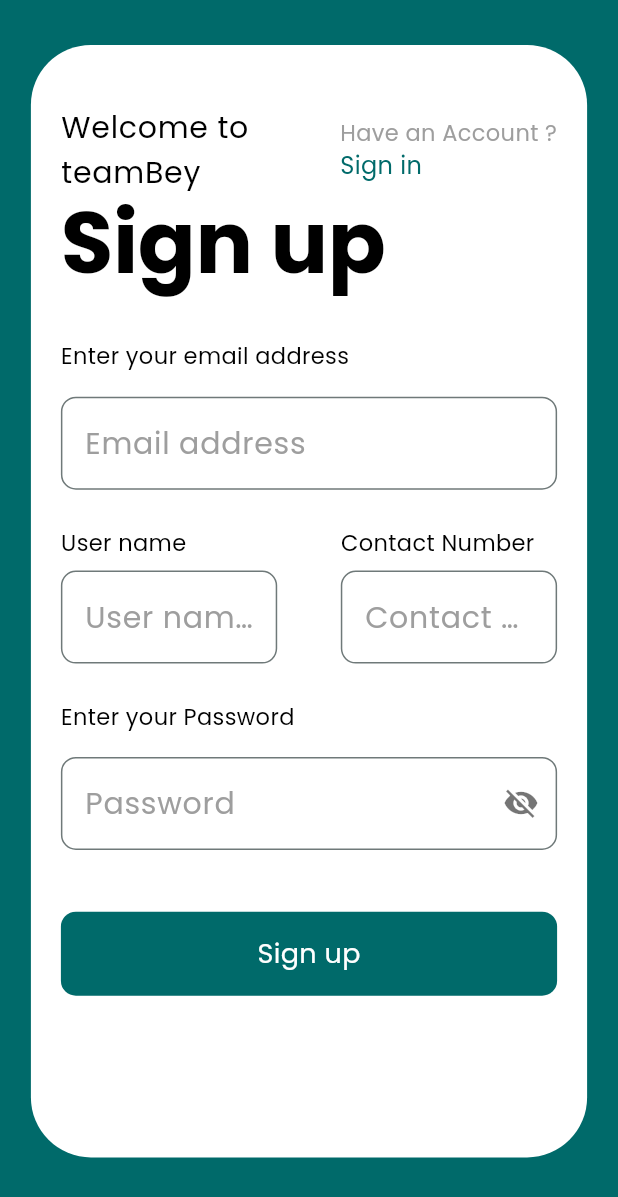
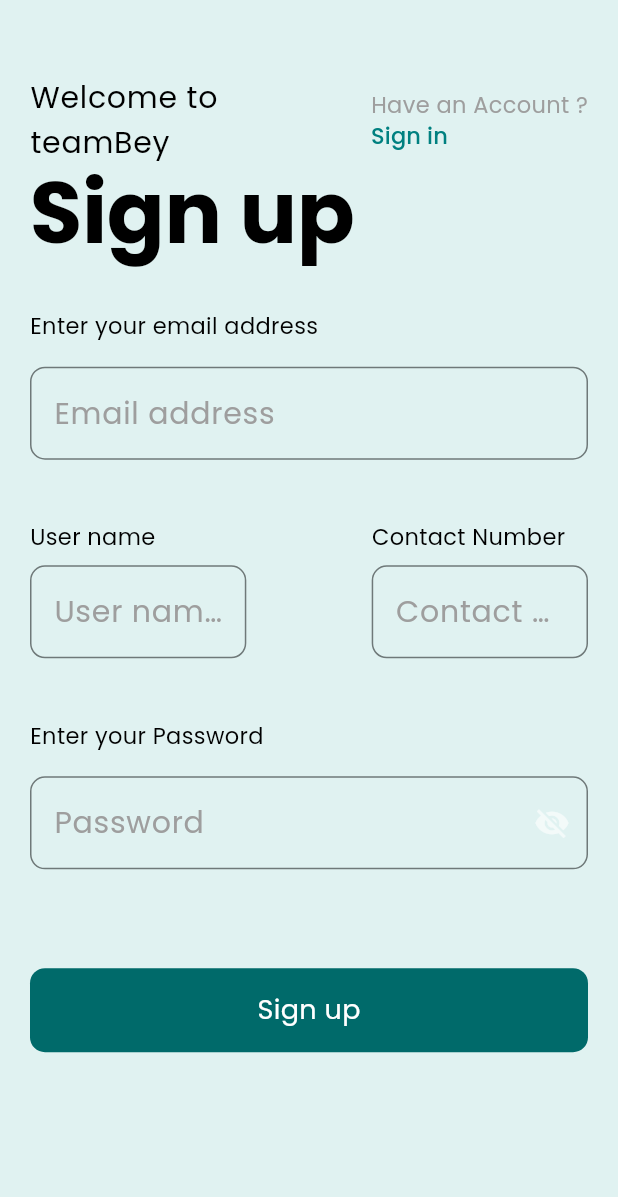
Before and after one commit to TeamBey/teamBey, a Flutter app: the screen it shows after launch, after a tap on "Sign up", on a phone screen of 412 x 824 dp. Shown: the top 1197 px of the screen. Run offline on Flutter 3.47's test engine with Material 3 defaults, Android fonts, the phone set to English and light mode, and no system bars; our stand-ins replace google_fonts.

Commit message:
Theme fixes and Colors settings

```diff
--- a/mobile/lib/components/error_pop_up.dart
+++ b/mobile/lib/components/error_pop_up.dart
@@ -1,7 +1,7 @@
 import 'package:flutter/material.dart';
 
 void showSnackBar(BuildContext context, String content) {
-  final theme = Theme.of(context).colorScheme.secondary == Colors.white;
+  final theme = Theme.of(context).primaryColor == Colors.white;
   final snackBar = SnackBar(
     content: Text(content),
     backgroundColor: theme ? Colors.black54 : Colors.white30,
--- a/mobile/lib/components/sign_in_up_components/buttons.dart
+++ b/mobile/lib/components/sign_in_up_components/buttons.dart
@@ -13,7 +13,7 @@
           horizontal: 10,
         ),
         decoration: BoxDecoration(
-          color: Theme.of(context).colorScheme.onPrimary,
+          color: Theme.of(context).colorScheme.onSecondary,
           borderRadius: BorderRadius.circular(10),
         ),
         child: Row(
@@ -50,7 +50,7 @@
             horizontal: 10,
           ),
           decoration: BoxDecoration(
-          color: Theme.of(context).colorScheme.onSecondary,
+          color: Theme.of(context).colorScheme.onBackground,
           borderRadius: BorderRadius.circular(10),
         ),
         child: Image.asset(
@@ -67,7 +67,7 @@
 
   @override
   Widget build(BuildContext context) {
-    final theme = Theme.of(context).colorScheme.secondary;
+    final theme = Theme.of(context).primaryColor;
     return GestureDetector(
       onTap: (){},
       child: Container(
@@ -76,12 +76,12 @@
             horizontal: 8,
           ),
           decoration: BoxDecoration(
-            color: Theme.of(context).colorScheme.onSecondary,
+            color: Theme.of(context).colorScheme.onBackground,
             borderRadius: BorderRadius.circular(10),
           ),
           child: Icon(
             Icons.apple_rounded,
-            color: theme == Colors.white ? Colors.black : Colors.white,
+            color: theme == Colors.white ? Colors.black54 : Colors.white,
           )
       ),
     );
--- a/mobile/lib/components/sign_in_up_components/welcome_widget.dart
+++ b/mobile/lib/components/sign_in_up_components/welcome_widget.dart
@@ -42,12 +42,7 @@
                     },
                     child: Padding(
                       padding: EdgeInsets.zero,
-                      child: TextWidget(
-                        content: "Sign up",
-                        color: Theme.of(context).colorScheme.primary,
-                        size: 16,
-                        bold: false,
-                      ),
+                      child: Text("Sign up",style: _textTheme.labelLarge,),
                     ),
                   )
 
@@ -69,12 +64,7 @@
                     },
                     child: Padding(
                       padding: EdgeInsets.zero,
-                      child: TextWidget(
-                        content: "Sign in",
-                        color: Theme.of(context).colorScheme.primary,
-                        size: 16,
-                        bold: false,
-                      ),
+                      child: Text("Sign in",style: _textTheme.labelLarge,),
                     ),
                   )
 
--- a/mobile/lib/pages/sign_in_page.dart
+++ b/mobile/lib/pages/sign_in_page.dart
@@ -24,31 +24,21 @@
     double screenHeight = MediaQuery.of(context).size.height;
     double screenWidth = MediaQuery.of(context).size.width;
     return Scaffold(
-      backgroundColor: Theme.of(context).colorScheme.primary,
+      backgroundColor: Theme.of(context).colorScheme.background,
       body: SingleChildScrollView(
         scrollDirection: Axis.vertical,
         padding: const EdgeInsets.symmetric(vertical: 30,horizontal: 20),
         child: Center(
-          child: Container(
-            width: screenWidth * 0.9,
-            height: screenHeight * 0.9,
-            decoration: BoxDecoration(
-              color: Theme.of(context).colorScheme.secondary,
-              borderRadius: BorderRadius.circular(40)
-            ),
-            padding: const EdgeInsets.all(20),
-            child: SingleChildScrollView(
-              scrollDirection: Axis.vertical,
               child: Column(
                 crossAxisAlignment: CrossAxisAlignment.start,
                 children: [
                   welcomeWidget(context,"in"),
                   Padding(
-                    padding: EdgeInsets.only(bottom: screenHeight * 0.04),
+                    padding: EdgeInsets.only(bottom: screenHeight * 0.07),
                     child: Text("Sign in",style: _textTheme.displayLarge,),
                   ),
                   Padding(
-                    padding: EdgeInsets.only(bottom: screenHeight * 0.03),
+                    padding: EdgeInsets.only(bottom: screenHeight * 0.05),
                     child: Row(
                       mainAxisAlignment: MainAxisAlignment.spaceEvenly,
                       children: [
@@ -64,7 +54,7 @@
                   ),
 
                   Padding(
-                    padding: EdgeInsets.only(top: screenHeight * 0.02, bottom: screenHeight * 0.03),
+                    padding: EdgeInsets.only(top: screenHeight * 0.02, bottom: screenHeight * 0.04),
                     child: TextFieldWidget(
                       hint: "Username or email address",
                       controller: _emailController,
@@ -90,17 +80,12 @@
                           padding: EdgeInsets.zero,
                         ),
                         onPressed: (){},
-                        child: TextWidget(
-                          content: "Forgot Password",
-                          color: Theme.of(context).colorScheme.primary,
-                          size: 14,
-                          bold: false,
-                        ),
+                        child: Text("Forgot Password",style: _textTheme.labelLarge,),
                       ),
                     ),
                   ),
                   Padding(
-                    padding: EdgeInsets.symmetric(vertical: screenHeight * 0.03),
+                    padding: EdgeInsets.symmetric(vertical: screenHeight * 0.04),
                     child: MainButtonWidget(
                       content:"Sign in",
                       onPressed: (){
@@ -113,8 +98,6 @@
               ),
             ),
           ),
-        ),
-      ),
-    );
+        );
   }
 }
--- a/mobile/lib/pages/sign_up_page.dart
+++ b/mobile/lib/pages/sign_up_page.dart
@@ -25,21 +25,10 @@
     double screenHeight = MediaQuery.of(context).size.height;
     double screenWidth = MediaQuery.of(context).size.width;
     return Scaffold(
-      backgroundColor: Theme.of(context).colorScheme.primary,
+      backgroundColor: Theme.of(context).colorScheme.background,
       body: SingleChildScrollView(
         scrollDirection: Axis.vertical,
         padding: const EdgeInsets.symmetric(vertical: 30,horizontal: 20),
-        child: Center(
-          child: Container(
-            width: screenWidth * 0.9,
-            height: screenHeight * 0.9,
-            decoration: BoxDecoration(
-                color: Theme.of(context).colorScheme.secondary,
-                borderRadius: BorderRadius.circular(40)
-            ),
-            padding: const EdgeInsets.all(20),
-            child: SingleChildScrollView(
-              scrollDirection: Axis.vertical,
               child: Column(
                 crossAxisAlignment: CrossAxisAlignment.start,
                 children: [
@@ -53,7 +42,7 @@
                     style: _textTheme.bodyMedium,
                   ),
                   Padding(
-                    padding: EdgeInsets.only(top: screenHeight * 0.02, bottom: screenHeight * 0.03),
+                    padding: EdgeInsets.only(top: screenHeight * 0.02, bottom: screenHeight * 0.05),
                     child: TextFieldWidget(
                       hint: "Email address",
                       controller: _emailController,
@@ -70,7 +59,7 @@
                             style: _textTheme.bodyMedium,
                           ),
                           Container(
-                            padding: EdgeInsets.only(top: screenHeight * 0.01, bottom: screenHeight * 0.03),
+                            padding: EdgeInsets.only(top: screenHeight * 0.01, bottom: screenHeight * 0.05),
                             width: MediaQuery.of(context).size.width * 0.35,
                             child: TextFieldWidget(
                               hint: "User name",
@@ -87,7 +76,7 @@
                             style: _textTheme.bodyMedium,
                           ),
                           Container(
-                            padding: EdgeInsets.only(top: screenHeight * 0.01, bottom: screenHeight * 0.03),
+                            padding: EdgeInsets.only(top: screenHeight * 0.01, bottom: screenHeight * 0.05),
                             width: MediaQuery.of(context).size.width * 0.35,
                             child: TextFieldWidget(
                               hint: "Contact Number",
@@ -103,7 +92,7 @@
                     style: _textTheme.bodyMedium,
                   ),
                   Padding(
-                    padding: EdgeInsets.only(top: screenHeight * 0.02, bottom: screenHeight * 0.05),
+                    padding: EdgeInsets.only(top: screenHeight * 0.02, bottom: screenHeight * 0.08),
                     child: PasswordTextFieldWidget(
                       hint: "Password",
                       controller: _passController,
@@ -119,9 +108,6 @@
                 ],
               ),
             ),
-          ),
-        ),
-      ),
-    );
+          );
   }
 }
--- a/mobile/lib/theme/themes_contants.dart
+++ b/mobile/lib/theme/themes_contants.dart
@@ -2,49 +2,63 @@
 import 'package:google_fonts/google_fonts.dart';
 
 ThemeData lightTheme = ThemeData(
+  primaryColor: Colors.white,
   colorScheme: ColorScheme.fromSeed(
-    seedColor: const Color.fromRGBO(0,128,128,255),
-    onPrimary: Color(0xfffff4e3),
-    secondary: Colors.white,
-    onSecondary: Color(0xffdbdbdb),
+    seedColor: const Color(0xff008080),
+    onPrimary: Color(0xff009688),
+    secondary: Color(0xffFFE082),
+    onSecondary: Color(0xfffff8E1),
+    onBackground: Color(0xffE0E0E0),
+    background: Color(0xffE0F2F1),
   ),
   fontFamily: GoogleFonts.poppins().fontFamily,
   textTheme: const TextTheme(
     bodyLarge: TextStyle(
       fontSize: 20,
-      color: Colors.black
+      color: Colors.black,
     ),
     bodyMedium: TextStyle(
+      fontSize: 15,
       color: Colors.black,
-      fontSize: 15,
     ),
     displayLarge: TextStyle(
+      fontWeight: FontWeight.bold,
       color: Colors.black,
-      fontWeight: FontWeight.bold,
     ),
+      labelLarge: TextStyle(
+        fontSize: 15,
+        color: Color(0xff008080),
+      )
   ),
 );
 
 ThemeData darkTheme = ThemeData(
+  primaryColor: Colors.black,
   colorScheme: ColorScheme.fromSeed(
-      seedColor: const Color.fromRGBO(0,128,128,255),
-      onPrimary: Color(0xfffff4e3),
-      secondary: Colors.black54,
-      onSecondary: Colors.grey[600],
+      seedColor: const Color(0xff008080),
+      onPrimary: Color(0xff009688),
+    secondary: Color(0xffFFE082),
+    onSecondary: Color(0xfffff8E1),
+      onBackground: Color(0xff757575),
+      background: Color(0xff424242),
   ),
   fontFamily: GoogleFonts.poppins().fontFamily,
   textTheme: const TextTheme(
     displayLarge: TextStyle(
+      fontWeight: FontWeight.bold,
       color: Colors.white,
-      fontWeight: FontWeight.bold,
     ),
     bodyLarge: TextStyle(
         fontSize: 20,
-        color: Colors.white
+      color: Colors.white,
     ),
     bodyMedium: TextStyle(
+      fontSize: 15,
       color: Colors.white,
+    ),
+    labelLarge: TextStyle(
       fontSize: 15,
-    ),
+      color: Color(0xff008080),
+    )
   ),
 );
```
